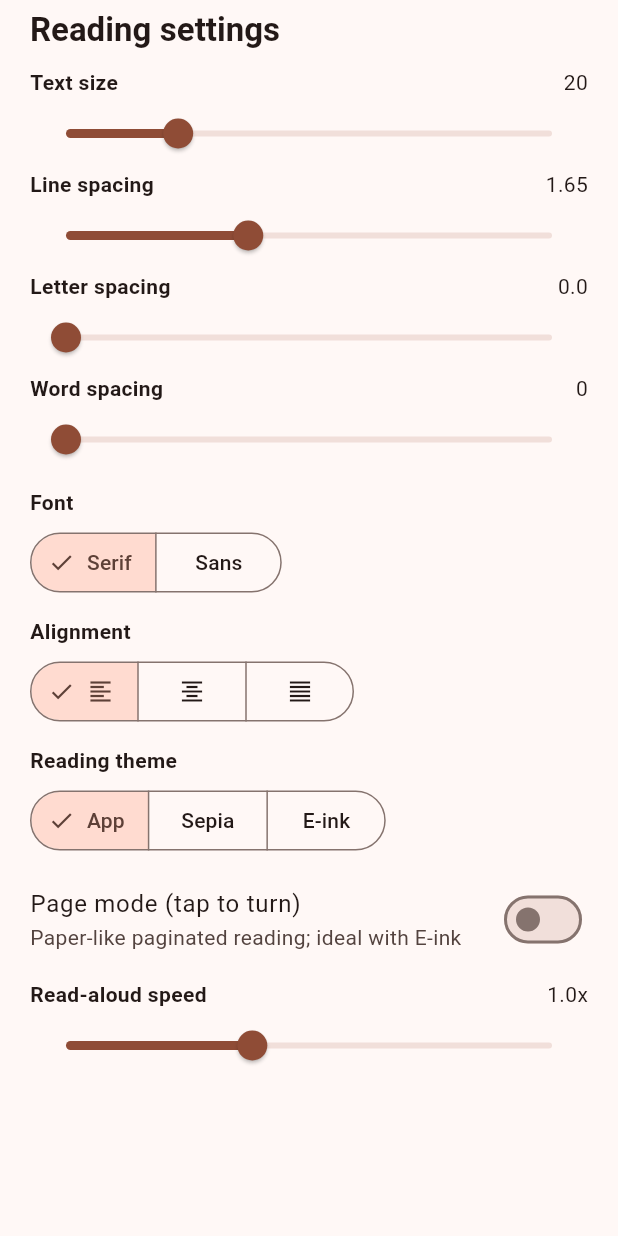
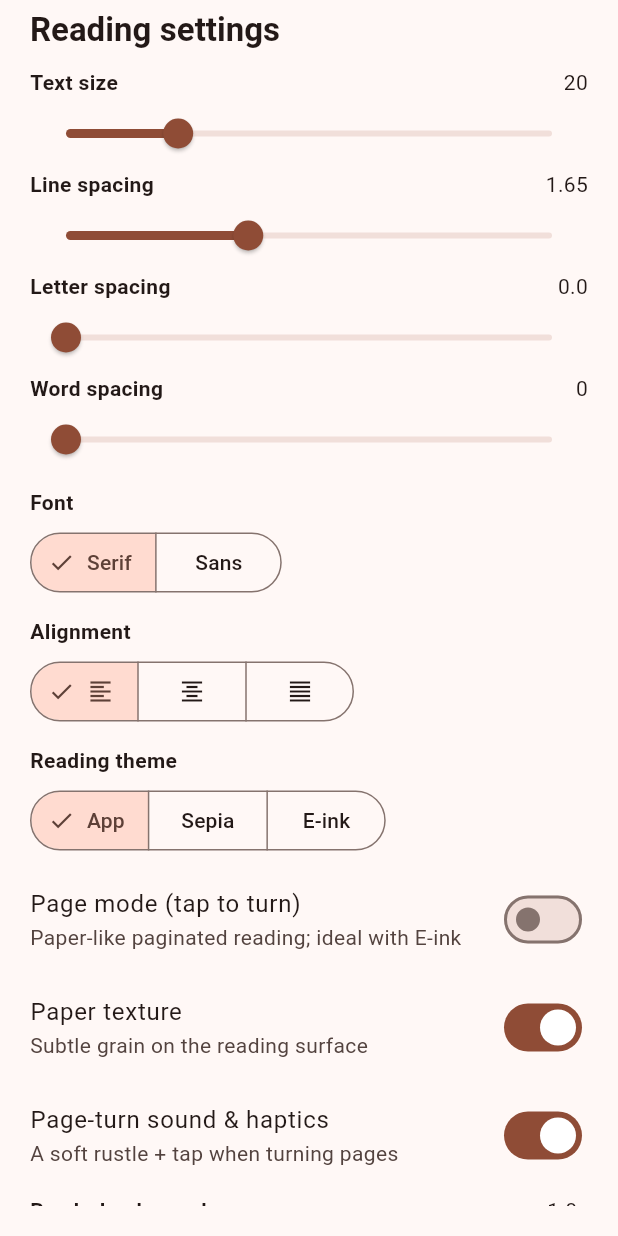
Before and after one commit to arpanguria68-ui/Sakshivani-Lutherans, a Flutter app: the _ReaderSettingsSheet widget shown alone on an empty page, opened directly, on a phone screen of 412 x 824 dp. Run offline on Flutter 3.47's test engine with Material 3 defaults, Android fonts, the phone set to English and light mode, and no system bars; our stand-ins replace audioplayers, cloud_firestore, firebase_auth, firebase_core, flutter_local_notifications, flutter_markdown and 8 more; missing offline and left inert: app_settings, volume_controller; accounts and stored records are empty; Roboto replaces fonts that are missing (NotoSerifDevanagari).

Commit message:
feat(reader): paper texture + page-turn rustle sound & haptics in page mode
Make the e-ink/page reading mode feel like real paper.

- Paper texture: cheap procedural grain (deterministic speckle + soft
  vignette) painted behind the reading surface via CustomPainter — subtle
  on e-ink, richer on sepia/system. No bulky asset.
- Page-turn feedback: a synthesized paper-rustle WAV (assets/sounds/
  page_turn.wav, ~13KB) played on page change via audioplayers, plus
  HapticFeedback.selectionClick.
- Both are user toggles in the reader settings sheet (default on);
  persisted in ReaderSettings.
- Playback is fire-and-forget and error-swallowing (silent if muted/no
  engine).

Deps: audioplayers ^6.1.0 (resolved 6.7.1). analyze: 0 errors. Runs on device.

Co-Authored-By: Claude Opus 4.8 <noreply@anthropic.com>

```diff
--- a/lib/features/reader/controller/reader_settings_controller.dart
+++ b/lib/features/reader/controller/reader_settings_controller.dart
@@ -31,6 +31,8 @@ class ReaderSettingsController extends StateNotifier<ReaderSettings> {
   Future<void> setAlign(ReaderAlign a) => update(state.copyWith(align: a));
   Future<void> setTheme(ReaderTheme t) => update(state.copyWith(theme: t));
   Future<void> setPaginated(bool p) => update(state.copyWith(paginated: p));
+  Future<void> setPaperTexture(bool p) => update(state.copyWith(paperTexture: p));
+  Future<void> setPageTurnSound(bool p) => update(state.copyWith(pageTurnSound: p));
   Future<void> setTtsRate(double v) => update(state.copyWith(ttsRate: v));
 }
 
--- a/lib/features/reader/domain/reader_settings.dart
+++ b/lib/features/reader/domain/reader_settings.dart
@@ -21,6 +21,8 @@ class ReaderSettings {
     this.align = ReaderAlign.start,
     this.theme = ReaderTheme.system,
     this.paginated = false,
+    this.paperTexture = true,
+    this.pageTurnSound = true,
     this.ttsRate = 0.48,
     this.ttsPitch = 1.0,
   });
@@ -33,6 +35,8 @@ class ReaderSettings {
   final ReaderAlign align;
   final ReaderTheme theme;
   final bool paginated;
+  final bool paperTexture;
+  final bool pageTurnSound;
   final double ttsRate;
   final double ttsPitch;
 
@@ -60,6 +64,8 @@ class ReaderSettings {
     ReaderAlign? align,
     ReaderTheme? theme,
     bool? paginated,
+    bool? paperTexture,
+    bool? pageTurnSound,
     double? ttsRate,
     double? ttsPitch,
   }) {
@@ -72,6 +78,8 @@ class ReaderSettings {
       align: align ?? this.align,
       theme: theme ?? this.theme,
       paginated: paginated ?? this.paginated,
+      paperTexture: paperTexture ?? this.paperTexture,
+      pageTurnSound: pageTurnSound ?? this.pageTurnSound,
       ttsRate: ttsRate ?? this.ttsRate,
       ttsPitch: ttsPitch ?? this.ttsPitch,
     );
@@ -86,6 +94,8 @@ class ReaderSettings {
         'align': align.name,
         'theme': theme.name,
         'paginated': paginated,
+        'paperTexture': paperTexture,
+        'pageTurnSound': pageTurnSound,
         'ttsRate': ttsRate,
         'ttsPitch': ttsPitch,
       };
@@ -104,6 +114,8 @@ class ReaderSettings {
       align: byName(ReaderAlign.values, m['align'], ReaderAlign.start),
       theme: byName(ReaderTheme.values, m['theme'], ReaderTheme.system),
       paginated: m['paginated'] as bool? ?? false,
+      paperTexture: m['paperTexture'] as bool? ?? true,
+      pageTurnSound: m['pageTurnSound'] as bool? ?? true,
       ttsRate: (m['ttsRate'] as num?)?.toDouble() ?? 0.48,
       ttsPitch: (m['ttsPitch'] as num?)?.toDouble() ?? 1.0,
     );
--- a/lib/features/reader/presentation/reader_settings_sheet.dart
+++ b/lib/features/reader/presentation/reader_settings_sheet.dart
@@ -118,6 +118,20 @@ class _ReaderSettingsSheet extends ConsumerWidget {
                 value: s.paginated,
                 onChanged: c.setPaginated,
               ),
+              SwitchListTile.adaptive(
+                contentPadding: EdgeInsets.zero,
+                title: const Text('Paper texture'),
+                subtitle: const Text('Subtle grain on the reading surface'),
+                value: s.paperTexture,
+                onChanged: c.setPaperTexture,
+              ),
+              SwitchListTile.adaptive(
+                contentPadding: EdgeInsets.zero,
+                title: const Text('Page-turn sound & haptics'),
+                subtitle: const Text('A soft rustle + tap when turning pages'),
+                value: s.pageTurnSound,
+                onChanged: c.setPageTurnSound,
+              ),
 
               const SizedBox(height: 4),
               _sliderRow(
--- a/pubspec.yaml
+++ b/pubspec.yaml
@@ -31,6 +31,7 @@ dependencies:
   timezone: ^0.10.1
   share_plus: ^10.1.4
   flutter_tts: ^4.2.0
+  audioplayers: ^6.1.0
 
 dev_dependencies:
   flutter_test:
@@ -45,6 +46,7 @@ flutter:
     - catechism.json
     - quiz_data.json
     - bible_db.zip
+    - assets/sounds/page_turn.wav
 
   fonts:
     - family: NotoSansDevanagari
```
Also changed, not shown: lib/features/reader/presentation/reader_body.dart (+86 -4 lines), pubspec.lock, 1 other file.
